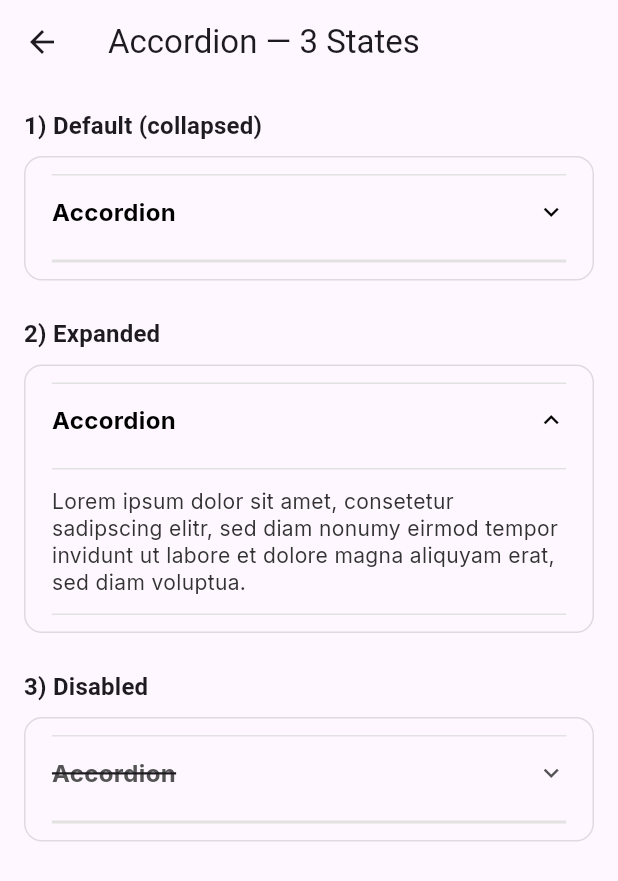
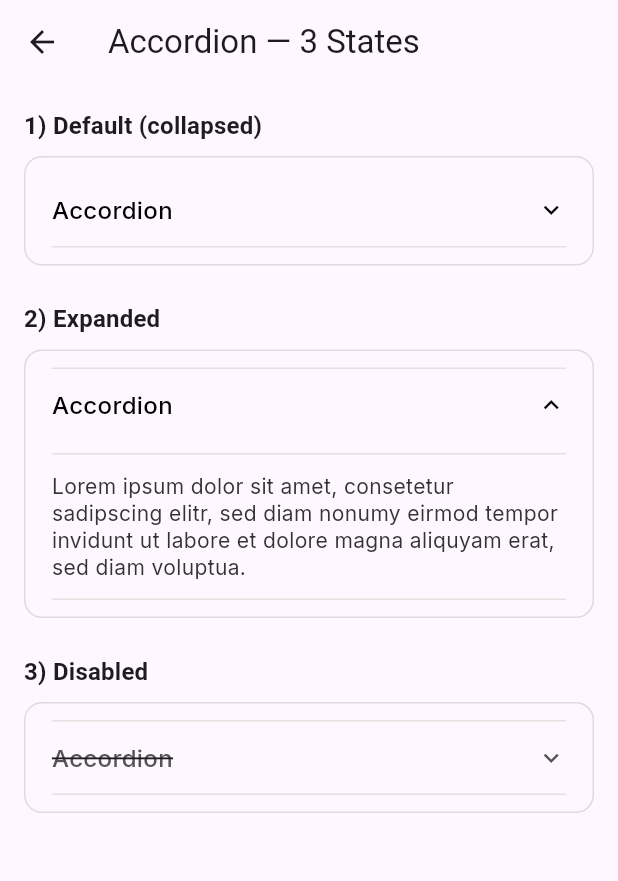
Before and after one commit to dynamiclayer/dynamiclayer-flutter, a Flutter app: the DemoAccordionPage screen opened directly, on a phone screen of 412 x 824 dp. Shown: the top 881 px of the screen. Run offline on Flutter 3.47's test engine with Material 3 defaults, Android fonts, the light colour scheme and no system bars; our stand-ins replace google_fonts.

Commit message:
accordion update

```diff
--- a/lib/demo/DemoAccordionPage.dart
+++ b/lib/demo/DemoAccordionPage.dart
@@ -54,6 +54,7 @@ class _AccordionDefault extends StatelessWidget {
           trigger: 'Accordion',
           content: DemoAccordionPage._lorem,
           showSeparator: true,
+          showTopBorder: false,
           // borders & layout as per your spec
           borderColor: DLColors.grey200,
           borderThickness: 1.0,
--- a/lib/src/components/accordion/dl_accordion.dart
+++ b/lib/src/components/accordion/dl_accordion.dart
@@ -1,26 +1,6 @@
 import 'package:flutter/material.dart';
 import '../../../../dynamiclayers.dart';
 
-/// ---------------------------------------------------------------------------
-/// 🧩 DynamicLayers – Accordion
-/// ---------------------------------------------------------------------------
-/// States:
-/// - collapsed (default)
-/// - expanded
-/// - disabled  (title shows strike-through, muted colors, no interaction)
-///
-/// Visuals:
-/// - 1px top & bottom borders (grey200 by default)
-/// - Optional internal separator (DLSeparator) between header and content
-/// - Chevron rotates on expand/collapse
-///
-/// Usage:
-/// DLAccordion(
-///   trigger: 'Accordion',
-///   content: 'Lorem ipsum…',
-///   state: DLAccordionState.collapsed, // or expanded / disabled
-///   showSeparator: true,
-/// )
 enum DLAccordionState { collapsed, expanded, disabled }
 
 class DLAccordion extends StatefulWidget {
@@ -30,15 +10,14 @@ class DLAccordion extends StatefulWidget {
     this.trigger = 'Accordion',
     this.content =
         'Lorem ipsum dolor sit amet, consetetur sadipscing elitr, sed diam nonumy eirmod tempor invidunt ut labore et dolore magna aliquyam erat, sed diam voluptua.',
-    this.showSeparator = true,
+    this.showSeparator = false,
+    this.showTopBorder = true,
+    this.showBottomBorder = true,
 
     // Layout
     this.width,
-    this.padding = EdgeInsets.zero,
-    this.headerPadding = const EdgeInsets.symmetric(
-      horizontal: DLSpacing.p0,
-      vertical: DLSpacing.p0,
-    ),
+    // keep API the same but we'll only honor LEFT/RIGHT to guarantee 48 height
+    this.headerPadding = const EdgeInsets.symmetric(horizontal: DLSpacing.p0),
     this.contentPadding = const EdgeInsets.fromLTRB(
       DLSpacing.p0,
       DLSpacing.p12,
@@ -67,50 +46,31 @@ class DLAccordion extends StatefulWidget {
     this.onChanged,
   });
 
-  /// Initial visual state.
   final DLAccordionState state;
-
-  /// Header text (left aligned).
   final String trigger;
-
-  /// Body text shown when expanded.
   final String content;
 
-  /// Show a thin separator line between header and content (via DLSeparator).
   final bool showSeparator;
+  final bool showTopBorder;
+  final bool showBottomBorder;
 
-  /// Optional fixed width for the whole widget (otherwise expands to parent).
   final double? width;
-
-  /// Outer padding around the whole accordion container.
-  final EdgeInsetsGeometry padding;
-
-  /// Padding for the header row.
-  final EdgeInsetsGeometry headerPadding;
-
-  /// Padding for the content area (when expanded).
+  final EdgeInsetsGeometry headerPadding; // horizontal only is applied
   final EdgeInsetsGeometry contentPadding;
 
-  /// Border color for top & bottom.
   final Color borderColor;
-
-  /// Border thickness for top & bottom.
   final double borderThickness;
 
-  /// Style overrides.
   final TextStyle? triggerStyle;
   final TextStyle? disabledTriggerStyle;
   final TextStyle? contentStyle;
 
-  /// Custom trailing chevron (defaults to Icons.expand_more).
   final Widget? trailingChevron;
   final double chevronSize;
 
-  /// Expand/collapse animation.
   final Duration duration;
   final Curve curve;
 
-  /// Emits `true` when expanded, `false` when collapsed.
   final ValueChanged<bool>? onChanged;
 
   @override
@@ -137,13 +97,20 @@ class _DLAccordionState extends State<DLAccordion>
 
   @override
   Widget build(BuildContext context) {
+    // Inter Medium (w500)
     final baseTriggerStyle =
-        widget.triggerStyle ?? DLTypos.textBaseBold(color: DLColors.black);
+        (widget.triggerStyle ?? DLTypos.textBaseRegular(color: DLColors.black))
+            .copyWith(fontFamily: 'Inter', fontWeight: FontWeight.w500);
+
     final disabledTriggerStyle =
-        widget.disabledTriggerStyle ??
-        DLTypos.textBaseBold(
-          color: DLColors.grey600,
-        ).copyWith(decoration: TextDecoration.lineThrough);
+        (widget.disabledTriggerStyle ??
+                DLTypos.textBaseRegular(color: DLColors.grey600))
+            .copyWith(
+              fontFamily: 'Inter',
+              fontWeight: FontWeight.w500,
+              decoration: TextDecoration.lineThrough,
+            );
+
     final contentStyle =
         widget.contentStyle ?? DLTypos.textSmRegular(color: DLColors.grey700);
 
@@ -155,35 +122,55 @@ class _DLAccordionState extends State<DLAccordion>
           color: _disabled ? DLColors.grey600 : DLColors.black,
         );
 
+    // Resolve header padding but apply only LEFT/RIGHT to keep exact 48 height
+    final resolved = widget.headerPadding.resolve(Directionality.of(context));
+    final horizontalOnly = EdgeInsets.only(
+      left: resolved.left,
+      right: resolved.right,
+    );
+
+    // ---- Header: EXACT 48px (padding inside, horizontal only)
     final header = InkWell(
       onTap: _disabled ? null : _toggle,
       splashColor: Colors.transparent,
       focusColor: Colors.transparent,
       hoverColor: Colors.transparent,
       highlightColor: Colors.transparent,
+      child: SizedBox(
+        height: 48, // ✅ fixed height
         child: Padding(
-        padding: widget.headerPadding,
+          padding: horizontalOnly,
           child: Row(
+            crossAxisAlignment: CrossAxisAlignment.center,
             children: [
               Expanded(
+                child: Align(
+                  alignment: Alignment.centerLeft,
                   child: Text(
                     widget.trigger,
                     style: _disabled ? disabledTriggerStyle : baseTriggerStyle,
                     overflow: TextOverflow.ellipsis,
                   ),
                 ),
+              ),
               AnimatedRotation(
-              turns: _expanded ? 0.5 : 0, // 0 -> down, 0.5 -> up
+                turns: _expanded ? 0.5 : 0.0,
                 duration: widget.duration,
                 curve: widget.curve,
-              child: chevron,
+                child: SizedBox(
+                  width: widget.chevronSize,
+                  height: widget.chevronSize,
+                  child: Center(child: chevron),
+                ),
               ),
             ],
           ),
         ),
+      ),
     );
 
-    final separator = widget.showSeparator
+    // Optional internal separator (only when expanded to avoid double borders)
+    final separator = (widget.showSeparator && _expanded)
         ? Padding(
             padding: const EdgeInsets.only(top: DLSpacing.p8),
             child: DLSeparator(
@@ -195,31 +182,45 @@ class _DLAccordionState extends State<DLAccordion>
           )
         : const SizedBox.shrink();
 
-    final body = ClipRect(
-      child: AnimatedSize(
+    // Fade-in from top for content
+    final body = AnimatedSwitcher(
       duration: widget.duration,
-        curve: widget.curve,
+      switchInCurve: widget.curve,
+      switchOutCurve: widget.curve,
+      transitionBuilder: (child, anim) {
+        final slide = Tween<Offset>(
+          begin: const Offset(0, -0.05),
+          end: Offset.zero,
+        ).animate(anim);
+        return FadeTransition(
+          opacity: anim,
+          child: SlideTransition(position: slide, child: child),
+        );
+      },
       child: _expanded
           ? Padding(
+              key: const ValueKey('expanded'),
               padding: widget.contentPadding,
               child: Text(widget.content, style: contentStyle),
             )
-            : const SizedBox.shrink(),
-      ),
+          : const SizedBox.shrink(key: ValueKey('collapsed')),
     );
 
-    final container = Container(
+    return Container(
       width: widget.width,
-      padding: widget.padding,
       decoration: BoxDecoration(
         border: Border(
           top: BorderSide(
-            color: widget.borderColor,
-            width: widget.borderThickness,
+            color: widget.showTopBorder
+                ? widget.borderColor
+                : Colors.transparent,
+            width: widget.showTopBorder ? widget.borderThickness : 0,
           ),
           bottom: BorderSide(
-            color: widget.borderColor,
-            width: widget.borderThickness,
+            color: widget.showBottomBorder
+                ? widget.borderColor
+                : Colors.transparent,
+            width: widget.showBottomBorder ? widget.borderThickness : 0,
           ),
         ),
       ),
@@ -228,7 +229,5 @@ class _DLAccordionState extends State<DLAccordion>
         children: [header, if (widget.showSeparator) separator, body],
       ),
     );
-
-    return container;
   }
 }
--- a/lib/src/components/dynamic_layers_core.dart
+++ b/lib/src/components/dynamic_layers_core.dart
@@ -435,7 +435,7 @@ class _AccordionFactory {
       content: content,
       showSeparator: showSeparator,
       width: width,
-      padding: padding,
+
       headerPadding: headerPadding,
       contentPadding: contentPadding,
       borderColor: borderColor,
```
Lines whose indentation alone changed are shown as unchanged.
